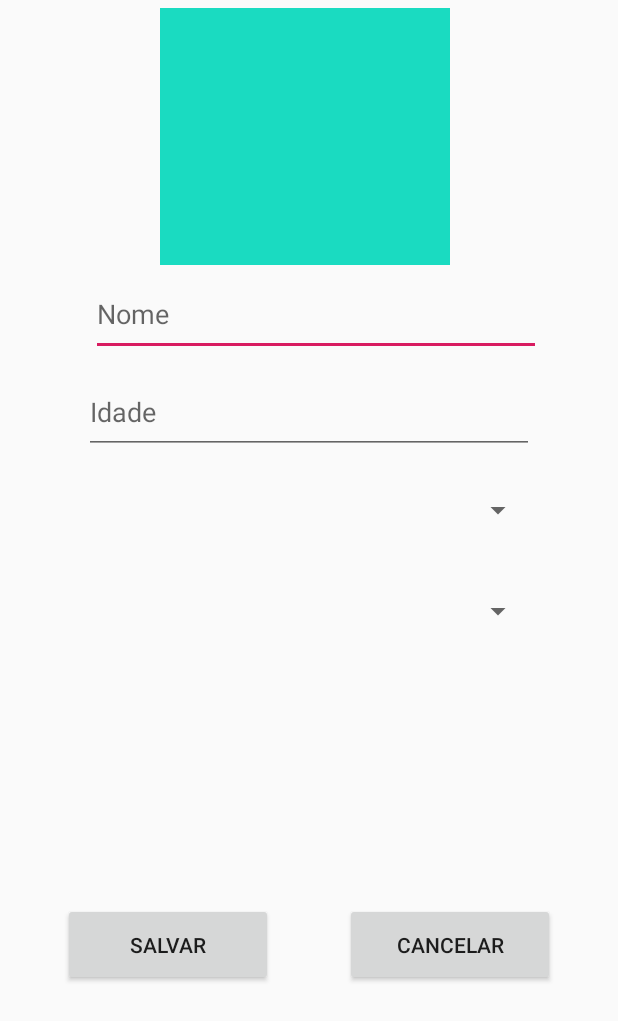
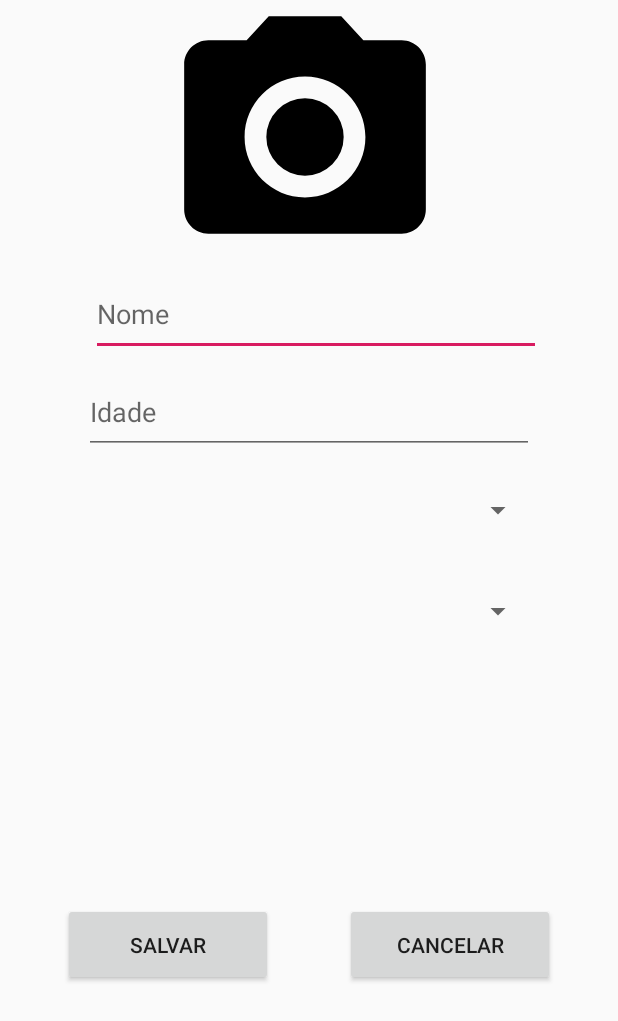
Before and after one commit to rianperassoli/pos-offtrail, an Android app: the layout activity_trilheiro.xml on its own in the app's theme, with its tools: preview values and no code run, on a phone screen of 412 x 824 dp. Shown: the top 1021 px of the screen. Run offline under Robolectric (Android 15) with nearby library versions, the phone set to English and light mode, and no system bars.

Commit message:
Implementada a ordenacao da lista e ajustado cadastro de trilheiro com validacao da foto

```diff
--- a/app/src/main/java/br/com/rianperassoli/webmob/offtrail/ui/TrilheiroItemView.java
+++ b/app/src/main/java/br/com/rianperassoli/webmob/offtrail/ui/TrilheiroItemView.java
@@ -86,7 +86,10 @@ public class TrilheiroItemView extends LinearLayout {
 
         txtNome.setText(t.getNome());
         txtMoto.setText(t.getMoto().getModelo() + " - " + t.getMoto().getCin());
-        imvFoto.setImageBitmap(BitmapFactory.decodeByteArray(t.getFoto(), 0, t.getFoto().length));
+
+        if (t.getFoto() != null) {
+            imvFoto.setImageBitmap(BitmapFactory.decodeByteArray(t.getFoto(), 0, t.getFoto().length));
+        }
     }
 
 }
--- a/app/src/main/res/layout/activity_trilheiro.xml
+++ b/app/src/main/res/layout/activity_trilheiro.xml
@@ -18,7 +18,7 @@
         app:layout_constraintHorizontal_bias="0.357"
         app:layout_constraintStart_toStartOf="parent"
         app:layout_constraintTop_toTopOf="parent"
-        app:srcCompat="@color/colorPrimaryDark" />
+        app:srcCompat="@drawable/ic_menu_camera" />
 
     <EditText
         android:id="@+id/edtTrilheiroNome"
--- a/app/src/main/res/layout/lista_trilheiros.xml
+++ b/app/src/main/res/layout/lista_trilheiros.xml
@@ -66,5 +66,5 @@
         android:layout_marginTop="8dp"
         app:layout_constraintStart_toStartOf="parent"
         app:layout_constraintTop_toTopOf="parent"
-        app:srcCompat="@android:color/background_light" />
+        app:srcCompat="@drawable/rider" />
 </android.support.constraint.ConstraintLayout>
```
Also changed, not shown: app/src/main/java/br/com/rianperassoli/webmob/offtrail/adapter/TrilheiroAdapter.java (+15 -0 lines), app/src/main/java/br/com/rianperassoli/webmob/offtrail/ui/TrilheiroActivity.java (+8 -0 lines), app/src/main/res/drawable-v24/rider.png (added).
